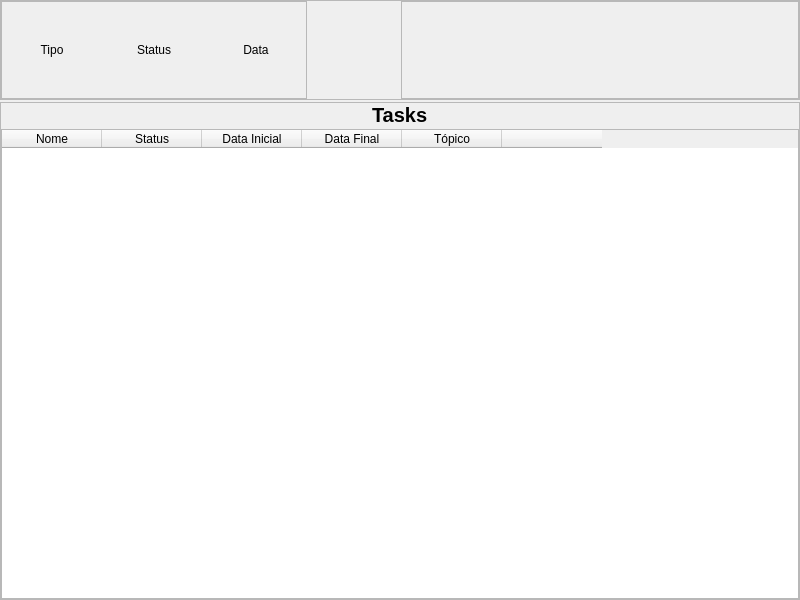
This is functions/new_daily_task/new_dailytask_page.ui in Nbdyleto/PySide6_Self_TCC as Qt 5 draws it before an edit. The edited form follows.
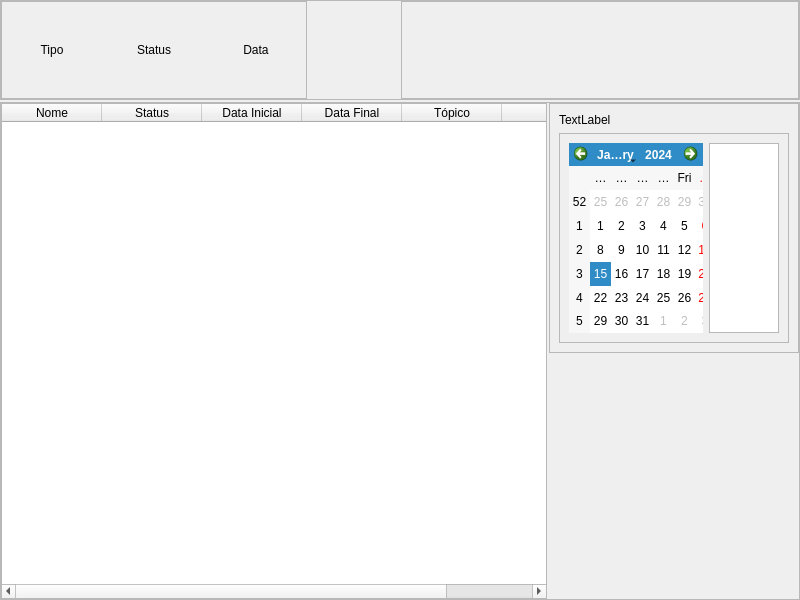
This is the edited form.

Commit message: [daily task] adding row clicked functions

What changed in the file:
```diff
--- a/functions/new_daily_task/new_dailytask_page.ui
+++ b/functions/new_daily_task/new_dailytask_page.ui
@@ -232,7 +232,7 @@
      <property name="frameShadow">
       <enum>QFrame::Raised</enum>
      </property>
-     <layout class="QVBoxLayout" name="verticalLayout_2">
+     <layout class="QHBoxLayout" name="horizontalLayout_4">
       <property name="spacing">
        <number>2</number>
       </property>
@@ -248,16 +248,6 @@
       <property name="bottomMargin">
        <number>0</number>
       </property>
-      <item alignment="Qt::AlignHCenter">
-       <widget class="QLabel" name="label">
-        <property name="styleSheet">
-         <string notr="true">font: bold 20px;</string>
-        </property>
-        <property name="text">
-         <string>Tasks</string>
-        </property>
-       </widget>
-      </item>
       <item>
        <widget class="QTableWidget" name="tblTasks">
         <property name="focusPolicy">
@@ -310,6 +300,49 @@
         </column>
        </widget>
       </item>
+      <item alignment="Qt::AlignTop">
+       <widget class="QFrame" name="specialFrame">
+        <property name="maximumSize">
+         <size>
+          <width>250</width>
+          <height>250</height>
+         </size>
+        </property>
+        <property name="frameShape">
+         <enum>QFrame::StyledPanel</enum>
+        </property>
+        <property name="frameShadow">
+         <enum>QFrame::Raised</enum>
+        </property>
+        <layout class="QVBoxLayout" name="verticalLayout_2">
+         <item>
+          <widget class="QLabel" name="lblSetInfo">
+           <property name="text">
+            <string>TextLabel</string>
+           </property>
+          </widget>
+         </item>
+         <item>
+          <widget class="QFrame" name="frame_5">
+           <property name="frameShape">
+            <enum>QFrame::StyledPanel</enum>
+           </property>
+           <property name="frameShadow">
+            <enum>QFrame::Raised</enum>
+           </property>
+           <layout class="QHBoxLayout" name="horizontalLayout_6">
+            <item>
+             <widget class="QCalendarWidget" name="qCalendar"/>
+            </item>
+            <item>
+             <widget class="QTableWidget" name="tblLists"/>
+            </item>
+           </layout>
+          </widget>
+         </item>
+        </layout>
+       </widget>
+      </item>
      </layout>
     </widget>
    </item>
```
The commit also changes 8 other files.
